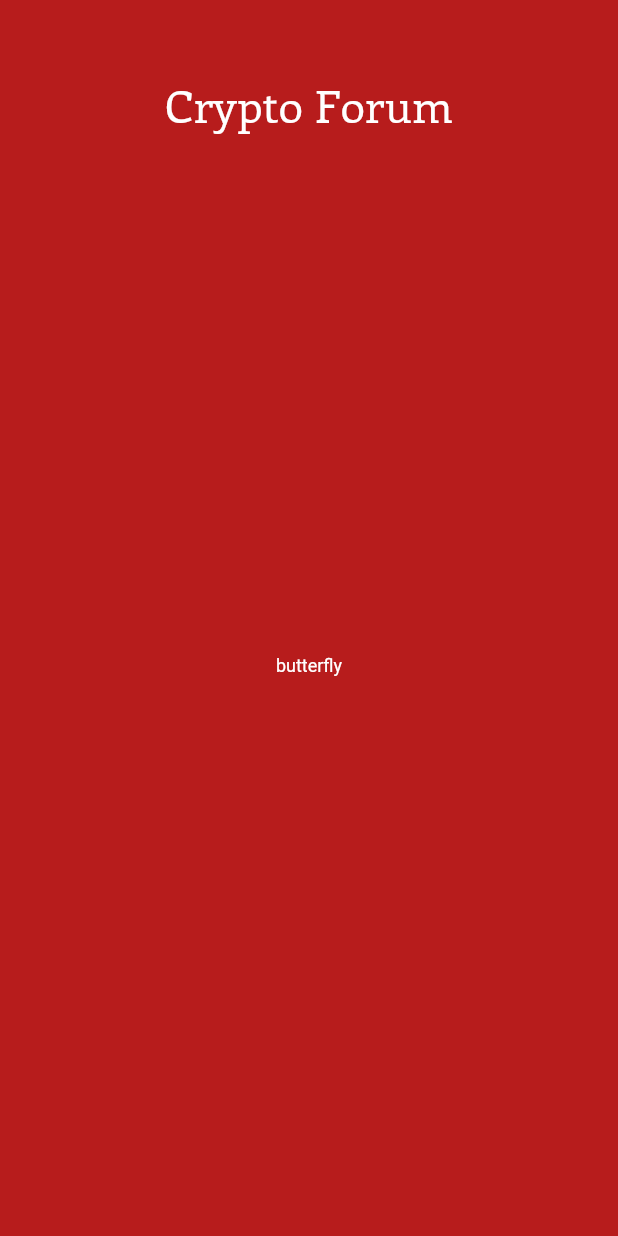
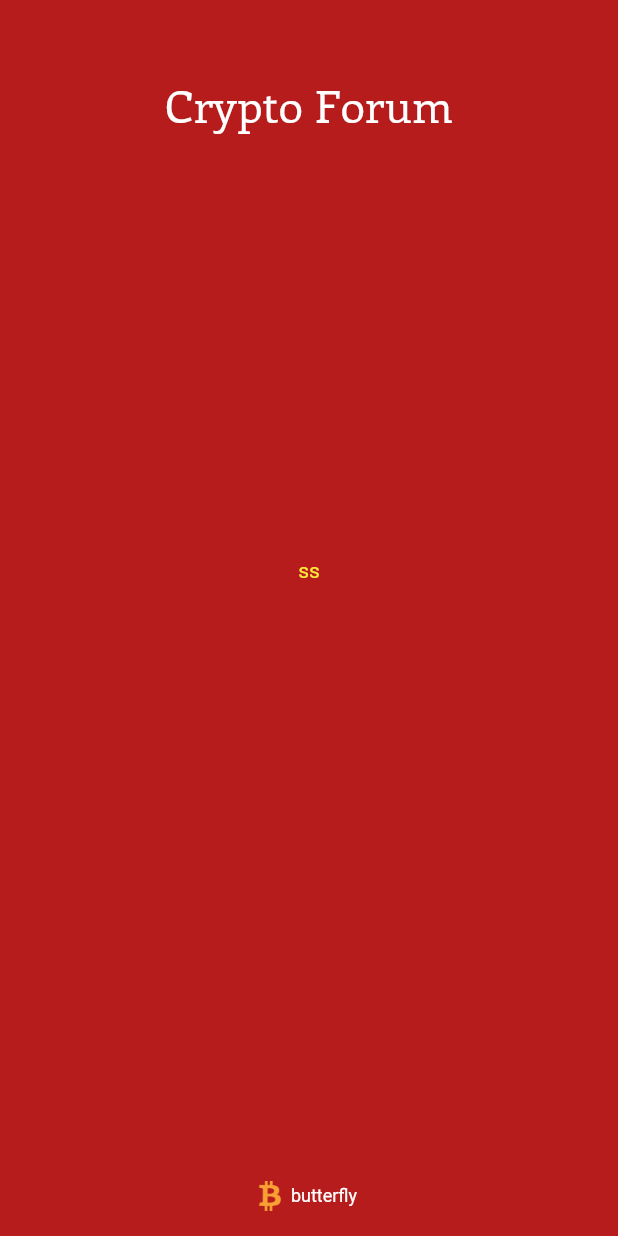
Before and after one commit to fmatosqg/flutter-sample-crypto, a Flutter app: the screen it shows after launch, on a phone screen of 412 x 824 dp. Run offline on Flutter 3.47's test engine with Material 2 defaults, Android fonts, the phone set to English and light mode, and no system bars.

Commit message:
Build login page skeleton

```diff
--- a/lib/main.dart
+++ b/lib/main.dart
@@ -1,4 +1,5 @@
 import 'package:crypto_coin_forum/ui/screen/login/LoginScreen.dart';
+import 'package:crypto_coin_forum/ui/themes/Themes.dart';
 import 'package:flutter/material.dart';
 
 void main() => runApp(new MyApp());
--- /dev/null
+++ b/lib/ui/screen/login/LoginCarousel.dart
@@ -0,0 +1,19 @@
+import 'package:flutter/material.dart';
+
+
+class LoginCarousel extends StatefulWidget {
+  @override
+  State<StatefulWidget> createState() => new LoginCarouselState();
+
+}
+
+class LoginCarouselState extends State<LoginCarousel> {
+  @override
+  Widget build(BuildContext context) {
+    return new Container(
+      child: new Text("ss"),
+    );
+  }
+
+
+}
--- a/lib/ui/screen/login/LoginScreen.dart
+++ b/lib/ui/screen/login/LoginScreen.dart
@@ -1,4 +1,5 @@
 import 'package:crypto_coin_forum/ui/CryptoColors.dart';
+import 'package:crypto_coin_forum/ui/screen/login/LoginCarousel.dart';
 import 'package:crypto_coin_forum/ui/widget/CryptoToolbar.dart';
 import 'package:flutter/material.dart';
 
@@ -8,7 +9,9 @@ class LoginScreen extends StatelessWidget {
     return new Scaffold(
 
 
-      body: new Column(children: <Widget>[
+      body: new Column(
+
+        children: <Widget>[
           new Container(height: 50.0,),
 
           new Expanded(
@@ -16,19 +19,46 @@ class LoginScreen extends StatelessWidget {
                 .of(context)
                 .textTheme
                 .title,),
+            flex: 10,
           ),
 
+
           new Expanded(
+              flex: 10,
+              child: new LoginCarousel()),
+
+
+          new Expanded(
+              flex: 4,
+              child: new Padding(
+                padding: const EdgeInsets.all(16.0),
+                child: new Align(
+                    alignment: Alignment.bottomCenter,
+                    child: new FittedBox(
+                        child: new Row(
+                          children: <Widget>[
+                            new SizedBox(
+                                width: 20.0,
+                                height: 20.0,
+                                child: new Image(
+                                  image: new AssetImage(
+                                      'assets/images/bitcoin2.png'),)),
+                            new Padding(
+                              padding: const EdgeInsets.all(4.0),
                               child: new Text("butterfly", style: Theme
                                   .of(context)
                                   .textTheme
                                   .caption,),
                             ),
-
-
                           ],
                         )
-      ,);
+                    )
+                ),
+              )
+          ),
+        ],
+      ),
+    );
   }
 
 }
@@ -64,32 +94,3 @@ class aaaaState extends State<aaaa> {
 
 
 }
-
-
-final ThemeData LoginTheme = new ThemeData(
-
-  scaffoldBackgroundColor: CryptoColors.redCardinal,
-
-  textTheme: new TextTheme(
-    title: new TextStyle(
-      color: Colors.white,
-      fontSize: 30.0,
-      fontFamily: 'Enriqueta',),
-    subhead: new TextStyle(color: Colors.white,
-        fontFamily: 'Jura'),
-
-    body1: new TextStyle(color: Colors.yellow),
-    body2: new TextStyle(color: Colors.purple),
-
-    caption: new TextStyle(color: Colors.white),
-
-    display1: new TextStyle(color: Colors.purple),
-    display2: new TextStyle(color: Colors.purple),
-    display3: new TextStyle(color: Colors.purple),
-    display4: new TextStyle(color: Colors.purple),
-
-    headline: new TextStyle(color: Colors.purple),
-
-
-  ),
-);
--- /dev/null
+++ b/lib/ui/themes/Themes.dart
@@ -0,0 +1,31 @@
+import 'package:crypto_coin_forum/ui/CryptoColors.dart';
+import 'package:flutter/material.dart';
+
+
+final ThemeData LoginTheme = new ThemeData(
+
+  scaffoldBackgroundColor: CryptoColors.redCardinal,
+
+  textTheme: new TextTheme(
+    title: new TextStyle(
+      color: Colors.white,
+      fontSize: 30.0,
+      fontFamily: 'Enriqueta',),
+    subhead: new TextStyle(color: Colors.white,
+        fontFamily: 'Jura'),
+
+    body1: new TextStyle(color: Colors.yellow),
+    body2: new TextStyle(color: Colors.purple),
+
+    caption: new TextStyle(color: Colors.white),
+
+    display1: new TextStyle(color: Colors.purple),
+    display2: new TextStyle(color: Colors.purple),
+    display3: new TextStyle(color: Colors.purple),
+    display4: new TextStyle(color: Colors.purple),
+
+    headline: new TextStyle(color: Colors.purple),
+
+
+  ),
+);
--- a/pubspec.yaml
+++ b/pubspec.yaml
@@ -63,3 +63,6 @@ flutter:
     - family: Jura
       fonts:
         - asset: assets/fonts/Jura/Jura-Regular.ttf
+
+  assets:
+    - assets/images/bitcoin2.png
```
Also changed, not shown: assets/images/bitcoin.svg (added), assets/images/bitcoin2.png (added). Lines whose indentation alone changed are shown as unchanged.
